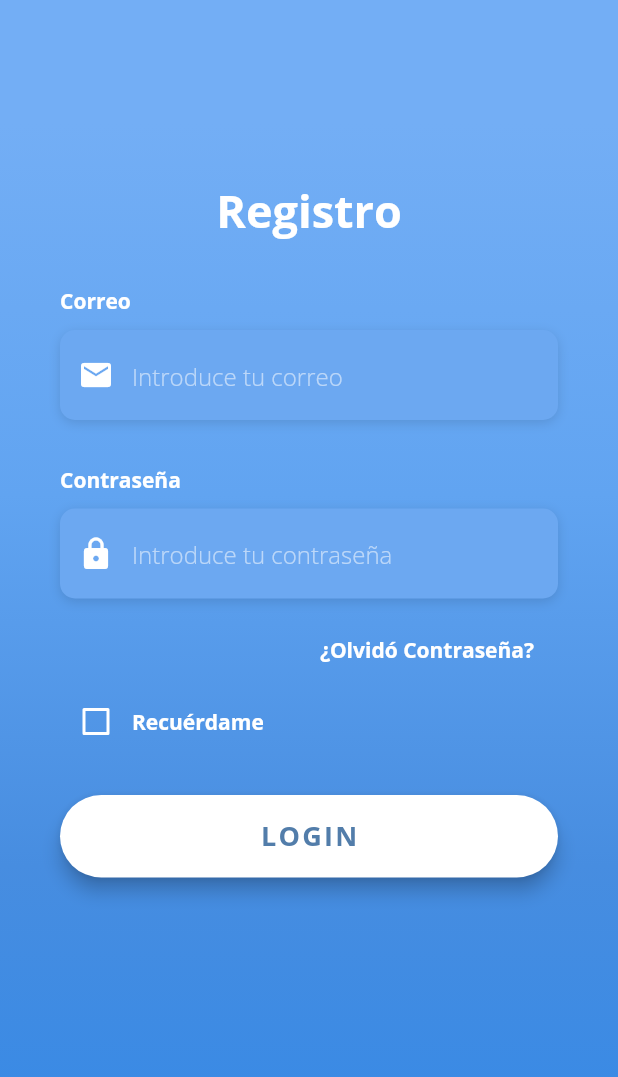
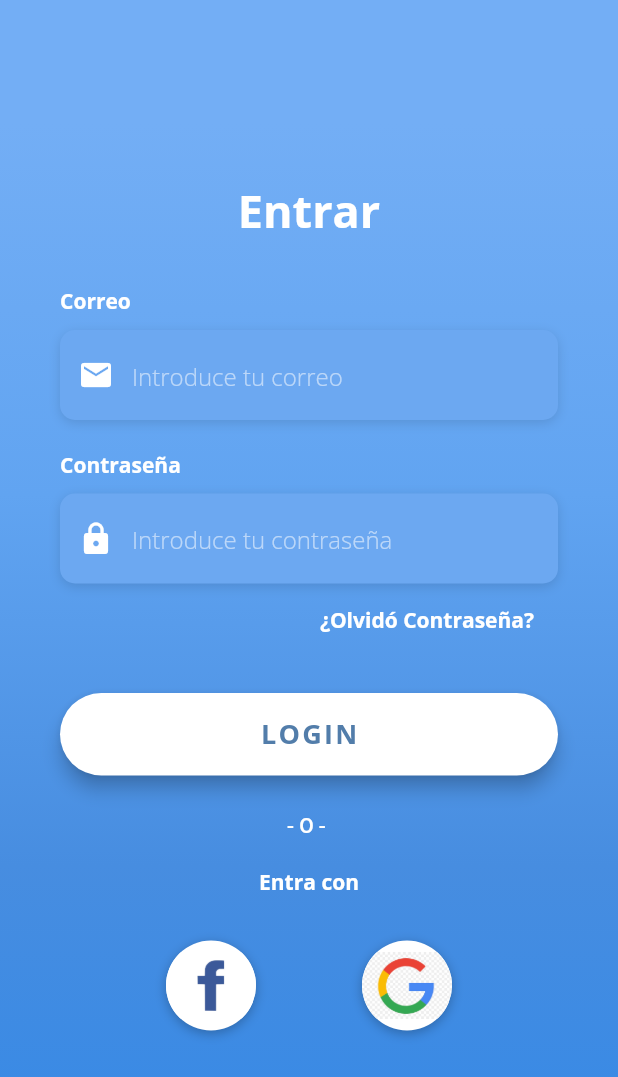
Before and after one commit to AlexMolina08/Login_Page, a Flutter app: the screen it shows after launch, on a phone screen of 412 x 824 dp. Shown: the top 1077 px of the screen. Run offline on Flutter 3.47's test engine with Material 2 defaults, Android fonts, the phone set to English and light mode, and no system bars.

Commit message:
añadidos botones registro con google y facebook

```diff
--- a/lib/screens/login_screen.dart
+++ b/lib/screens/login_screen.dart
@@ -130,6 +130,58 @@ class _LoginScreenState extends State<LoginScreen> {
     );
   }
 
+  Widget _buildSignInWithText(){
+    return Column(
+      children: [
+        Text("- O - " , style: TextStyle(color: Colors.white, fontWeight: FontWeight.w500)),
+        SizedBox(height:20.0),
+        Text("Entra con" , style: kLabelStyle,)
+      ],
+    );
+  }
+
+  Widget _buildSocialButton(Function onTap , AssetImage logo){
+    return GestureDetector(
+      onTap: onTap,
+      child: Container(
+          height: 60.0,
+          width: 60.0,
+          decoration: BoxDecoration(
+              shape: BoxShape.circle ,
+              color: Colors.white ,
+              boxShadow: [BoxShadow(
+                  color:Colors.black26,
+                  offset: Offset(0, 2),
+                  blurRadius: 6.0
+              ),
+              ],
+              image: DecorationImage(image: logo)
+          )
+      ),
+    );
+  }
+
+
+  Widget _buildSocialButtonRow(){
+    return Padding(
+      padding: EdgeInsets.symmetric(vertical:30.0),
+      child: Row(
+          mainAxisAlignment: MainAxisAlignment.spaceEvenly,
+          children: <Widget>[
+            _buildSocialButton(
+                    () => print("logeado con facebook"),
+                AssetImage("assets/images/facebook.jpg")
+            ), //funcion que construye un Gesture detector de un icono de una red social
+
+            _buildSocialButton(
+                    () => print("logeado con Google"),
+                AssetImage("assets/images/google.png")
+            )
+
+          ]
+      ),
+    );
+  }
 
   @override
   Widget build(BuildContext context) {
@@ -160,7 +212,7 @@ class _LoginScreenState extends State<LoginScreen> {
             child: Column(
               mainAxisAlignment: MainAxisAlignment.center,
               children: [
-                Text('Registro',
+                Text('Entrar',
                 style: TextStyle(
                   color: Colors.white,
                   fontFamily: 'OpenSans',
@@ -171,12 +223,14 @@ class _LoginScreenState extends State<LoginScreen> {
                 SizedBox(height: 30.0),
                 //Llamamos al método para construir el textfield de email
                 _buildEmailTF(),
-                SizedBox(height: 30.0),
+                SizedBox(height: 20.0),
                 _buildPasswordTF(),
-                SizedBox(height: 10.0,),
+                //SizedBox(height: 10.0,),
                 _buildForgotPasswordTF(),
-                _buildRememberMeCheckBox(),
+                //_buildRememberMeCheckBox(),
                 _buildLoginButton(),
+                _buildSignInWithText(),
+                _buildSocialButtonRow()
               ],
             )
           )
```
Also changed, not shown: pubspec.yaml (+3 -9 lines), assets/images/facebook.jpg (added), assets/images/google.png (added).
